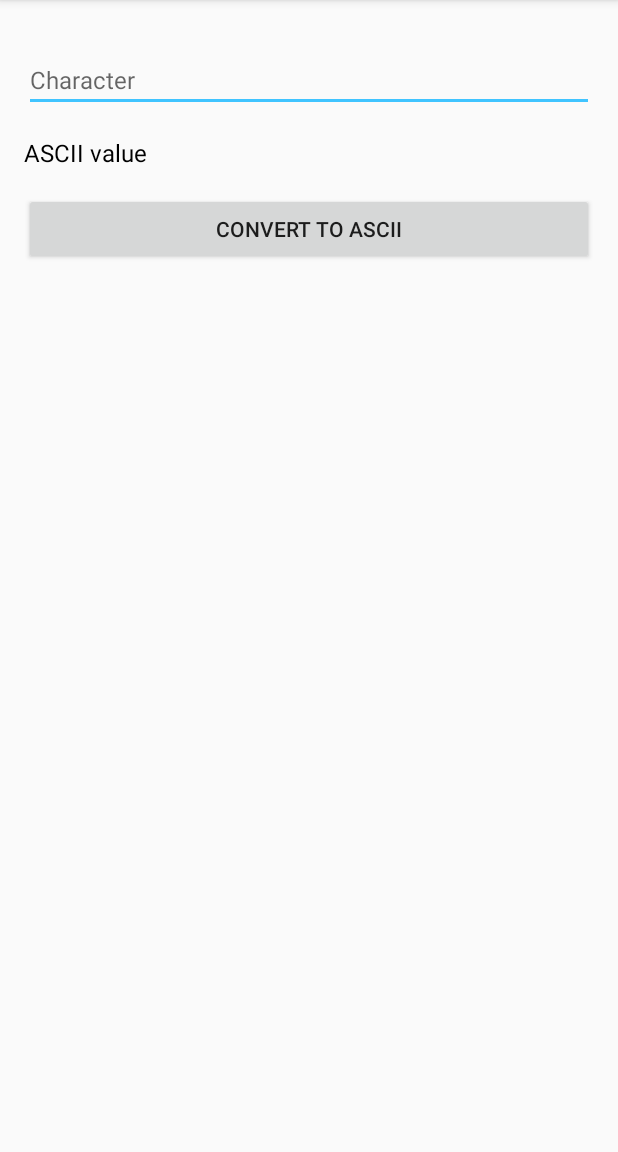
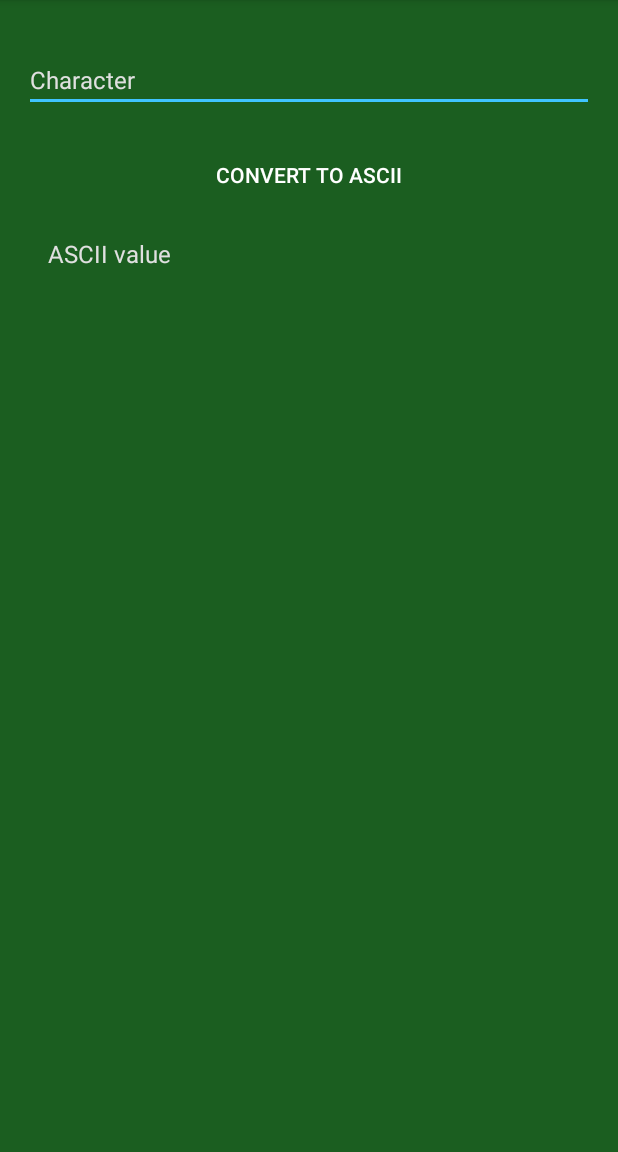
Before and after one commit to StevePaulWillson/ASCIIConverter, an Android app: the screen it shows after launch (MainActivity), on a phone screen of 412 x 824 dp, the part 84-1236 px from its top. Run offline under Robolectric (Android 15) with nearby library versions, the phone set to English and light mode, and no system bars.

Commit message:
User Interface Changes

```diff
--- a/app/src/main/res/layout/activity_main.xml
+++ b/app/src/main/res/layout/activity_main.xml
@@ -3,6 +3,7 @@
     xmlns:tools="http://schemas.android.com/tools"
     android:layout_width="match_parent"
     android:layout_height="match_parent"
+    android:background="#1B5E20"
     android:paddingBottom="@dimen/activity_vertical_margin"
     android:paddingLeft="@dimen/activity_horizontal_margin"
     android:paddingRight="@dimen/activity_horizontal_margin"
@@ -16,24 +17,30 @@
         android:layout_marginTop="16dp"
         android:hint="Character"
         android:maxLength="1"
+        android:textColor="#FFFFFF"
+        android:textColorHint="#E0E0E0"
         android:textSize="16sp" />
+
+    <Button
+        android:id="@+id/convertButton"
+        android:layout_width="match_parent"
+        android:layout_height="wrap_content"
+        android:layout_below="@id/characterValue"
+        android:layout_marginTop="16dp"
+        android:background="?attr/selectableItemBackground"
+        android:onClick="convertToAscii"
+        android:padding="16dp"
+        android:text="Convert to ASCII"
+        android:textColor="#FFFFFF" />
 
     <TextView
         android:id="@+id/ascii"
         android:layout_width="match_parent"
         android:layout_height="wrap_content"
-        android:layout_below="@id/characterValue"
-        android:layout_marginTop="16dp"
+        android:layout_below="@id/convertButton"
         android:hint="ASCII value"
-        android:textColor="#000000"
-        android:textColorHint="#000000"
+        android:padding="16dp"
+        android:textColor="#FFFFFF"
+        android:textColorHint="#E0E0E0"
         android:textSize="16sp" />
-
-    <Button
-        android:layout_width="match_parent"
-        android:layout_height="wrap_content"
-        android:layout_below="@id/ascii"
-        android:layout_marginTop="16dp"
-        android:onClick="convertToAscii"
-        android:text="Convert to ASCII" />
 </RelativeLayout>
--- a/app/src/main/res/values/styles.xml
+++ b/app/src/main/res/values/styles.xml
@@ -3,9 +3,9 @@
     <!-- Base application theme. -->
     <style name="AppTheme" parent="Theme.AppCompat.Light.DarkActionBar">
         <!-- Customize your theme here. -->
-        <item name="colorPrimary">@color/colorPrimary</item>
-        <item name="colorPrimaryDark">@color/colorPrimaryDark</item>
-        <item name="colorAccent">@color/colorAccent</item>
+        <item name="colorPrimary">#4CAF50</item>
+        <item name="colorPrimaryDark">#388E3C</item>
+        <item name="colorAccent">#40C4FF</item>
     </style>
 
 </resources>
```
